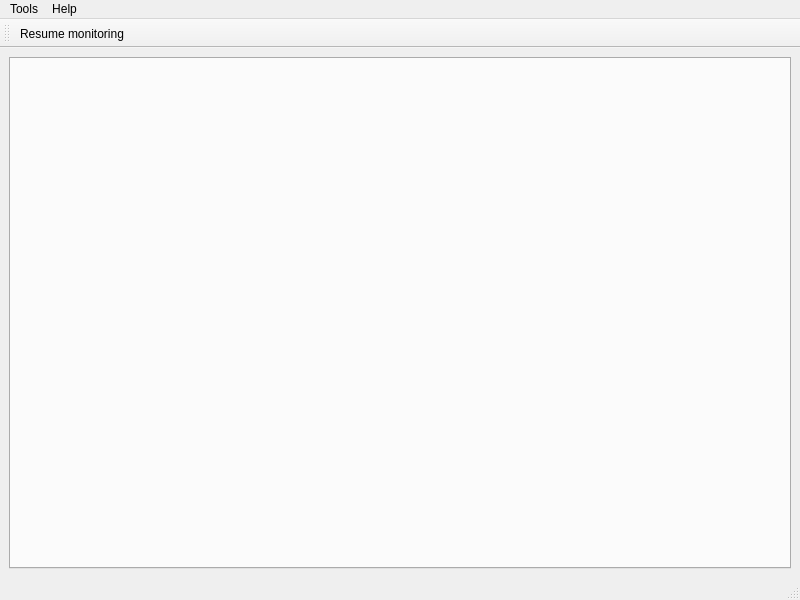
Old version of the form src/ui/mainwindow.ui in the repository aleksamagicka/lensors.
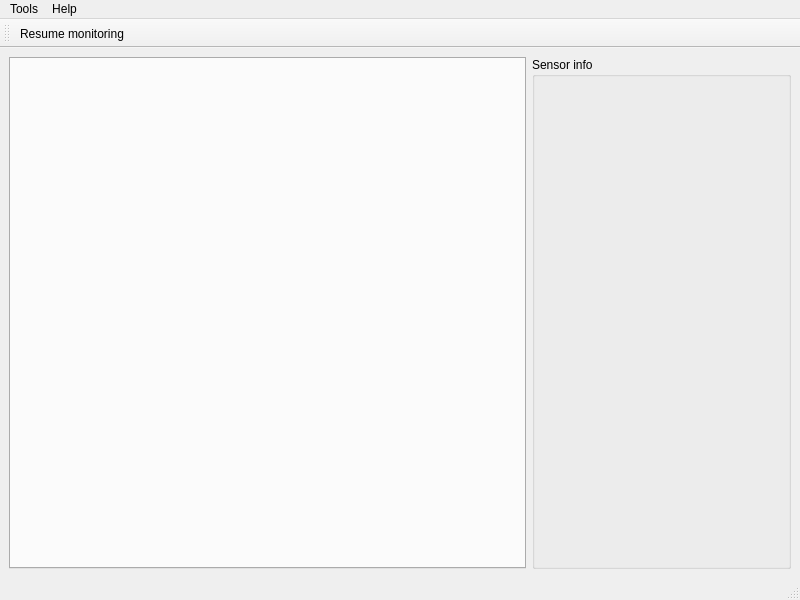
New version of the form.

Commit message:
Make sensor tables take up 2/3 the width
Info box takes up the rest.

Patch:
```diff
--- a/src/ui/mainwindow.ui
+++ b/src/ui/mainwindow.ui
@@ -14,9 +14,28 @@
    <string>MainWindow</string>
   </property>
   <widget class="QWidget" name="centralwidget">
-   <layout class="QHBoxLayout" name="horizontalLayout">
-    <item>
+   <layout class="QGridLayout" name="gridLayout" rowstretch="0" columnstretch="0,0">
+    <item row="0" column="1">
+     <widget class="QGroupBox" name="info_box">
+      <property name="sizePolicy">
+       <sizepolicy hsizetype="Preferred" vsizetype="Preferred">
+        <horstretch>1</horstretch>
+        <verstretch>1</verstretch>
+       </sizepolicy>
+      </property>
+      <property name="title">
+       <string>Sensor info</string>
+      </property>
+     </widget>
+    </item>
+    <item row="0" column="0">
      <widget class="QTabWidget" name="tab_widget">
+      <property name="sizePolicy">
+       <sizepolicy hsizetype="Expanding" vsizetype="Expanding">
+        <horstretch>2</horstretch>
+        <verstretch>1</verstretch>
+       </sizepolicy>
+      </property>
       <property name="currentIndex">
        <number>-1</number>
       </property>
```
